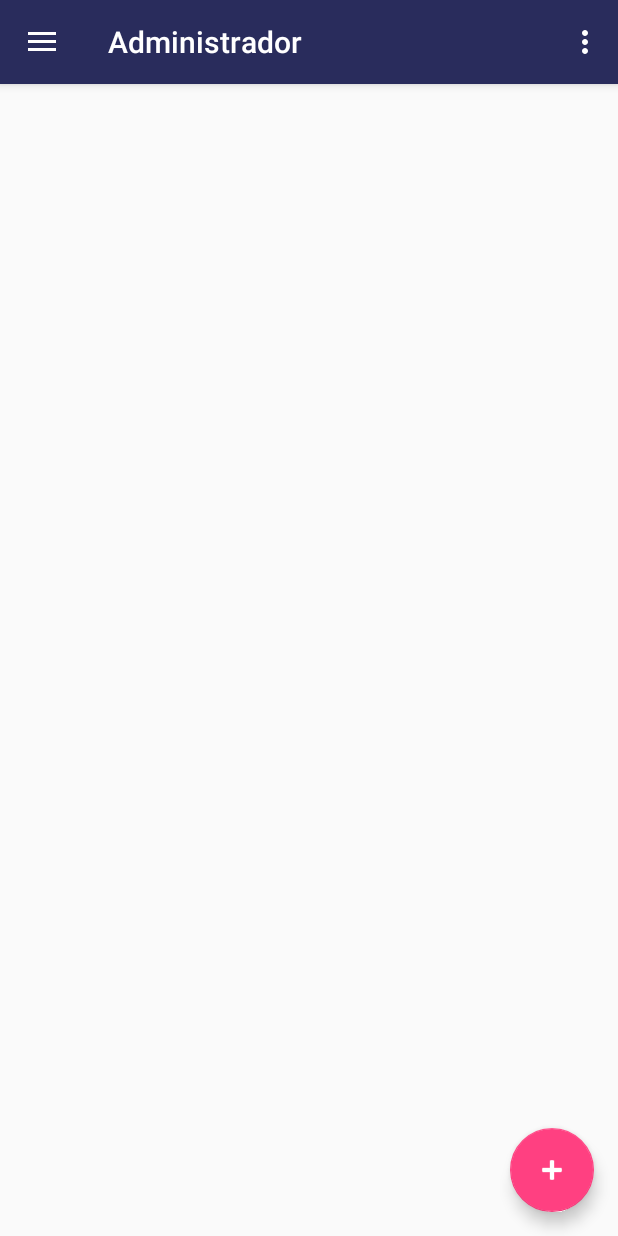
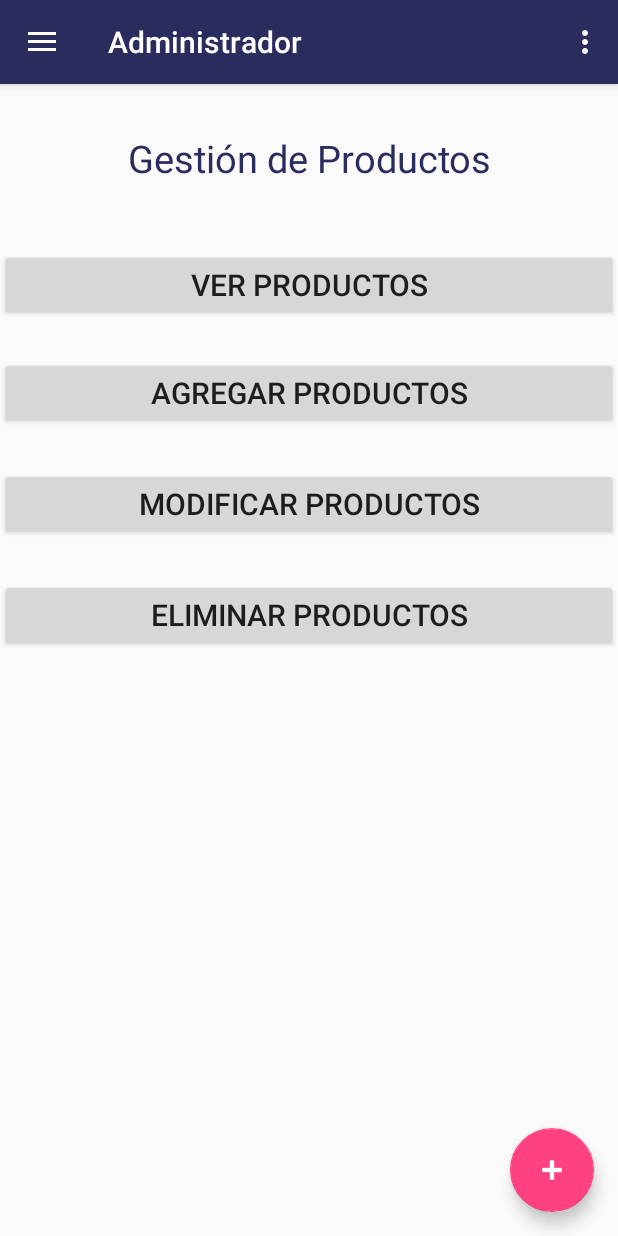
Before and after one commit to SenkoShirogane/MQST_Movil, an Android app: the Administrador screen opened directly, with no data from a screen before it, in the side drawer, after a tap on "Productos", on a phone screen of 412 x 824 dp. Run offline under Robolectric (Android 15) with nearby library versions, the phone set to English and light mode, and no system bars.

Commit message:
Agregados Botones y pruebas

```diff
--- a/app/build.gradle
+++ b/app/build.gradle
@@ -27,5 +27,6 @@ dependencies {
     compile 'com.android.support:appcompat-v7:25.3.1'
     compile 'com.android.support.constraint:constraint-layout:1.0.2'
     compile 'com.android.support:design:25.3.1'
+    compile 'com.android.support:support-v4:25.3.1'
     testCompile 'junit:junit:4.12'
 }
--- a/app/src/main/java/ipn/sofficcesware/com/mqst/administrador/Administrador.java
+++ b/app/src/main/java/ipn/sofficcesware/com/mqst/administrador/Administrador.java
@@ -1,8 +1,11 @@
 package ipn.sofficcesware.com.mqst.administrador;
 
+import android.content.Intent;
+import android.net.Uri;
 import android.os.Bundle;
 import android.support.design.widget.FloatingActionButton;
 import android.support.design.widget.Snackbar;
+import android.support.v4.app.Fragment;
 import android.view.View;
 import android.support.design.widget.NavigationView;
 import android.support.v4.view.GravityCompat;
@@ -13,10 +16,12 @@ import android.support.v7.widget.Toolbar;
 import android.view.Menu;
 import android.view.MenuItem;
 
+import ipn.sofficcesware.com.mqst.MainActivity;
 import ipn.sofficcesware.com.mqst.R;
 
 public class Administrador extends AppCompatActivity
-        implements NavigationView.OnNavigationItemSelectedListener {
+        implements NavigationView.OnNavigationItemSelectedListener, OrdenesAdminFragment.OnFragmentInteractionListener,
+        ProductosAdminFragment.OnFragmentInteractionListener, ProveedoresFragment.OnFragmentInteractionListener {
 
     @Override
     protected void onCreate(Bundle savedInstanceState) {
@@ -79,6 +84,9 @@ public class Administrador extends AppCompatActivity
         // ¿Qué hará al presionar una opción?.
         int id = item.getItemId();
 
+        Fragment fragment = null;
+        Boolean FragmentoSeleccionado = false;
+
         if (id == R.id.nav_perfilAdmin) {
             //
         } else if (id == R.id.nav_administradores) {
@@ -86,21 +94,34 @@ public class Administrador extends AppCompatActivity
         } else if (id == R.id.nav_clientesAdmin) {
 
         } else if (id == R.id.nav_proveedoresAdmin) {
-
+            fragment = new ProveedoresFragment();
+            FragmentoSeleccionado = true;
         } else if (id == R.id.nav_productosAdmin) {
-
+            fragment = new ProductosAdminFragment();
+            FragmentoSeleccionado = true;
         } else if (id == R.id.nav_piezasAdmin) {
 
         } else if (id == R.id.nav_ordenesAdmin) {
-
+            fragment = new OrdenesAdminFragment();
+            FragmentoSeleccionado = true;
         } else if (id == R.id.nav_manualAdmin) {
 
         } else if (id == R.id.nav_salirAdmin) {
-
+            //Lógica para cerrar sesión x3
+            Intent intento = new Intent(this, MainActivity.class);
+            startActivity(intento);
         }
 
+        if(FragmentoSeleccionado){
+            getSupportFragmentManager().beginTransaction().replace(R.id.content_admin,fragment).commit();
+        }
         DrawerLayout drawer = (DrawerLayout) findViewById(R.id.drawer_layout);
         drawer.closeDrawer(GravityCompat.START);
         return true;
     }
+
+    @Override
+    public void onFragmentInteraction(Uri uri) {
+
+    }
 }
--- /dev/null
+++ b/app/src/main/java/ipn/sofficcesware/com/mqst/administrador/ProductosAdminFragment.java
@@ -0,0 +1,91 @@
+package ipn.sofficcesware.com.mqst.administrador;
+
+import android.content.Context;
+import android.net.Uri;
+import android.os.Bundle;
+import android.support.v4.app.Fragment;
+import android.view.LayoutInflater;
+import android.view.View;
+import android.view.ViewGroup;
+
+import ipn.sofficcesware.com.mqst.R;
+
+public class ProductosAdminFragment extends Fragment {
+    // TODO: Rename parameter arguments, choose names that match
+    // the fragment initialization parameters, e.g. ARG_ITEM_NUMBER
+    private static final String ARG_PARAM1 = "param1";
+    private static final String ARG_PARAM2 = "param2";
+
+    // TODO: Rename and change types of parameters
+    private String mParam1;
+    private String mParam2;
+
+    private OnFragmentInteractionListener mListener;
+
+    public ProductosAdminFragment() {
+        // Required empty public constructor
+    }
+
+    /**
+     * Use this factory method to create a new instance of
+     * this fragment using the provided parameters.
+     *
+     * @param param1 Parameter 1.
+     * @param param2 Parameter 2.
+     * @return A new instance of fragment ProductosAdminFragment.
+     */
+    // TODO: Rename and change types and number of parameters
+    public static ProductosAdminFragment newInstance(String param1, String param2) {
+        ProductosAdminFragment fragment = new ProductosAdminFragment();
+        Bundle args = new Bundle();
+        args.putString(ARG_PARAM1, param1);
+        args.putString(ARG_PARAM2, param2);
+        fragment.setArguments(args);
+        return fragment;
+    }
+
+    @Override
+    public void onCreate(Bundle savedInstanceState) {
+        super.onCreate(savedInstanceState);
+        if (getArguments() != null) {
+            mParam1 = getArguments().getString(ARG_PARAM1);
+            mParam2 = getArguments().getString(ARG_PARAM2);
+        }
+    }
+
+    @Override
+    public View onCreateView(LayoutInflater inflater, ViewGroup container,
+                             Bundle savedInstanceState) {
+        View v = inflater.inflate(R.layout.fragment_productos_admin, container, false);
+        return v;
+    }
+
+    // TODO: Rename method, update argument and hook method into UI event
+    public void onButtonPressed(Uri uri) {
+        if (mListener != null) {
+            mListener.onFragmentInteraction(uri);
+        }
+    }
+
+    @Override
+    public void onAttach(Context context) {
+        super.onAttach(context);
+        if (context instanceof OnFragmentInteractionListener) {
+            mListener = (OnFragmentInteractionListener) context;
+        } else {
+            throw new RuntimeException(context.toString()
+                    + " must implement OnFragmentInteractionListener");
+        }
+    }
+
+    @Override
+    public void onDetach() {
+        super.onDetach();
+        mListener = null;
+    }
+
+    public interface OnFragmentInteractionListener {
+        // TODO: Update argument type and name
+        void onFragmentInteraction(Uri uri);
+    }
+}
--- a/app/src/main/res/layout/content_administrador.xml
+++ b/app/src/main/res/layout/content_administrador.xml
@@ -1,5 +1,6 @@
 <?xml version="1.0" encoding="utf-8"?>
 <android.support.constraint.ConstraintLayout xmlns:android="http://schemas.android.com/apk/res/android"
+    android:id="@+id/content_admin"
     xmlns:app="http://schemas.android.com/apk/res-auto"
     xmlns:tools="http://schemas.android.com/tools"
     android:layout_width="match_parent"
@@ -8,4 +9,5 @@
     tools:context="ipn.sofficcesware.com.mqst.administrador.Administrador"
     tools:showIn="@layout/app_bar_administrador">
 
+
 </android.support.constraint.ConstraintLayout>
--- /dev/null
+++ b/app/src/main/res/layout/fragment_productos_admin.xml
@@ -0,0 +1,75 @@
+<FrameLayout xmlns:android="http://schemas.android.com/apk/res/android"
+    xmlns:tools="http://schemas.android.com/tools"
+    android:layout_width="match_parent"
+    android:layout_height="match_parent"
+    tools:context="ipn.sofficcesware.com.mqst.administrador.ProductosAdminFragment">
+
+    <ScrollView
+        android:layout_width="fill_parent"
+        android:layout_height="match_parent">
+
+        <RelativeLayout
+            android:layout_width="match_parent"
+            android:layout_height="wrap_content" >
+
+            <TextView
+                android:layout_width="match_parent"
+                android:layout_height="wrap_content"
+                android:text="Gestión de Productos"
+                android:textSize="25sp"
+                android:textColor="@color/colorPrimaryDark"
+                android:gravity="center_horizontal"
+                android:layout_marginTop="32dp"
+                android:layout_alignParentTop="true"
+                android:layout_alignParentLeft="true"
+                android:layout_alignParentStart="true"
+                android:id="@+id/GestionPiezasAdmin" />
+
+            <Button
+                android:id="@+id/btn_VerProductosAdmin"
+                android:layout_width="match_parent"
+                android:layout_height="wrap_content"
+                android:layout_alignParentLeft="true"
+                android:layout_alignParentStart="true"
+                android:layout_below="@+id/GestionPiezasAdmin"
+                android:layout_marginTop="43dp"
+                android:text="Ver Productos"
+                android:textSize="20sp" />
+
+
+            <Button
+                android:id="@+id/btn_AgregarProductos"
+                android:layout_width="match_parent"
+                android:layout_height="wrap_content"
+                android:text="Agregar Productos"
+                android:textSize="20sp"
+                android:layout_marginTop="24dp"
+                android:layout_below="@+id/btn_VerProductosAdmin"
+                android:layout_alignParentLeft="true"
+                android:layout_alignParentStart="true" />
+
+            <Button
+                android:id="@+id/btn_ModificarProductos"
+                android:layout_width="match_parent"
+                android:layout_height="wrap_content"
+                android:layout_marginTop="26dp"
+                android:text="Modificar Productos"
+                android:textSize="20sp"
+                android:layout_below="@+id/btn_AgregarProductos"
+                android:layout_alignParentLeft="true"
+                android:layout_alignParentStart="true" />
+
+            <Button
+                android:id="@+id/btn_EliminarProductos"
+                android:layout_width="match_parent"
+                android:layout_height="wrap_content"
+                android:layout_marginTop="26dp"
+                android:text="Eliminar Productos"
+                android:textSize="20sp"
+                android:layout_below="@+id/btn_ModificarProductos"
+                android:layout_alignParentLeft="true"
+                android:layout_alignParentStart="true" />
+        </RelativeLayout>
+    </ScrollView>
+
+</FrameLayout>
--- a/app/src/main/res/layout/nav_header_administrador.xml
+++ b/app/src/main/res/layout/nav_header_administrador.xml
@@ -23,13 +23,13 @@
         android:layout_width="match_parent"
         android:layout_height="wrap_content"
         android:paddingTop="@dimen/nav_header_vertical_spacing"
-        android:text="Android Studio"
+        android:text="@string/app_name"
         android:textAppearance="@style/TextAppearance.AppCompat.Body1" />
 
     <TextView
         android:id="@+id/textView"
         android:layout_width="wrap_content"
         android:layout_height="wrap_content"
-        android:text="android.studio@android.com" />
+        android:text="@string/CorreoSSW" />
 
 </LinearLayout>
--- a/app/src/main/res/layout/nav_header_cliente.xml
+++ b/app/src/main/res/layout/nav_header_cliente.xml
@@ -23,13 +23,13 @@
         android:layout_width="match_parent"
         android:layout_height="wrap_content"
         android:paddingTop="@dimen/nav_header_vertical_spacing"
-        android:text="Android Studio"
+        android:text="@string/app_name"
         android:textAppearance="@style/TextAppearance.AppCompat.Body1" />
 
     <TextView
         android:id="@+id/textView"
         android:layout_width="wrap_content"
         android:layout_height="wrap_content"
-        android:text="android.studio@android.com" />
+        android:text="@string/CorreoSSW" />
 
 </LinearLayout>
--- a/app/src/main/res/menu/activity_administrador_drawer.xml
+++ b/app/src/main/res/menu/activity_administrador_drawer.xml
@@ -4,7 +4,7 @@
     <group android:checkableBehavior="single">
         <item
             android:id="@+id/nav_perfilAdmin"
-            android:icon="@drawable/ic_menu_camera"
+            android:icon="@android:drawable/ic_lock_lock"
             android:title="Mi Perfil" />
         <item
             android:id="@+id/nav_administradores"
--- a/app/src/main/res/values/strings.xml
+++ b/app/src/main/res/values/strings.xml
@@ -36,6 +36,8 @@
 
     <!-- Admin -->
     <string name="AgregarServicios">Agregar Servicios</string>
+    <string name="GestionOrdenes">Gestión de Órdenes</string>
+    <string name="verOrdenes">Ver Órdenes</string>
 
     <!-- Generales -->
     <string name="Aceptar">Aceptar</string>
@@ -44,6 +46,7 @@
     <string name="Modificar">Modificar</string>
     <string name="Limpiar">Limpiar</string>
     <string name="Error">Ha ocurrido un error.</string>
+    <string name="nada">Aquí irá algo xD</string>
 
     <string name="navigation_drawer_open">Open navigation drawer</string>
     <string name="navigation_drawer_close">Close navigation drawer</string>
@@ -51,4 +54,7 @@
     <string name="action_settings">Settings</string>
     <string name="title_activity_administrador">Administrador</string>
     <string name="title_activity_cliente">Cliente</string>
+
+    <!-- TODO: Remove or change this placeholder text -->
+    <string name="hello_blank_fragment">Hello blank fragment</string>
 </resources>
```
Also changed, not shown: app/src/main/AndroidManifest.xml (+6 -1 lines), app/src/main/java/ipn/sofficcesware/com/mqst/administrador/AgregarOrdenesActivity.java (added, +44 -0 lines), app/src/main/java/ipn/sofficcesware/com/mqst/administrador/OrdenesAdminFragment.java (added, +98 -0 lines), app/src/main/java/ipn/sofficcesware/com/mqst/administrador/ProveedoresFragment.java (added, +78 -0 lines), app/src/main/res/layout/activity_agregar_ordenes.xml (added, +10 -0 lines), app/src/main/res/layout/activity_main.xml (+10 -0 lines), app/src/main/res/layout/fragment_ordenes_admin.xml (added, +86 -0 lines), app/src/main/res/layout/fragment_proveedores.xml (added, +75 -0 lines).
